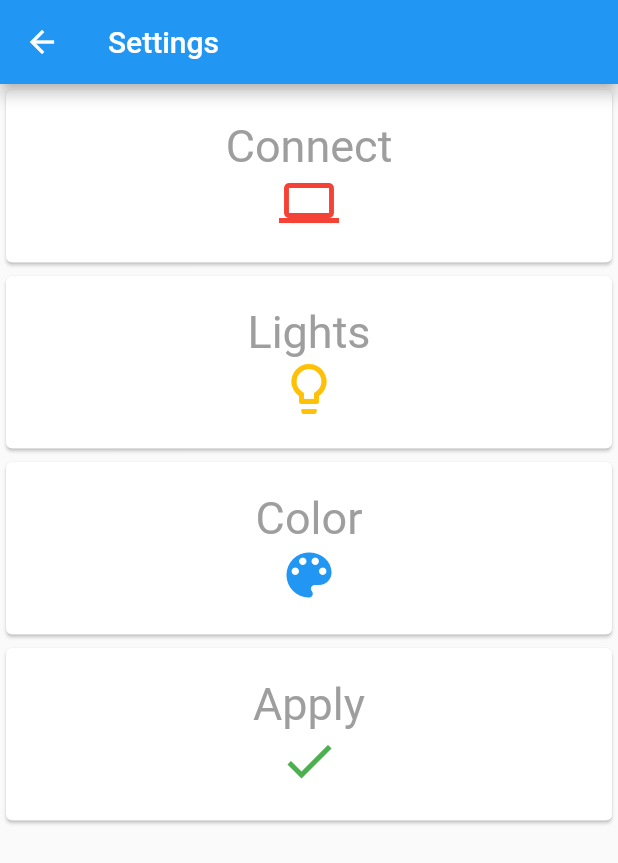
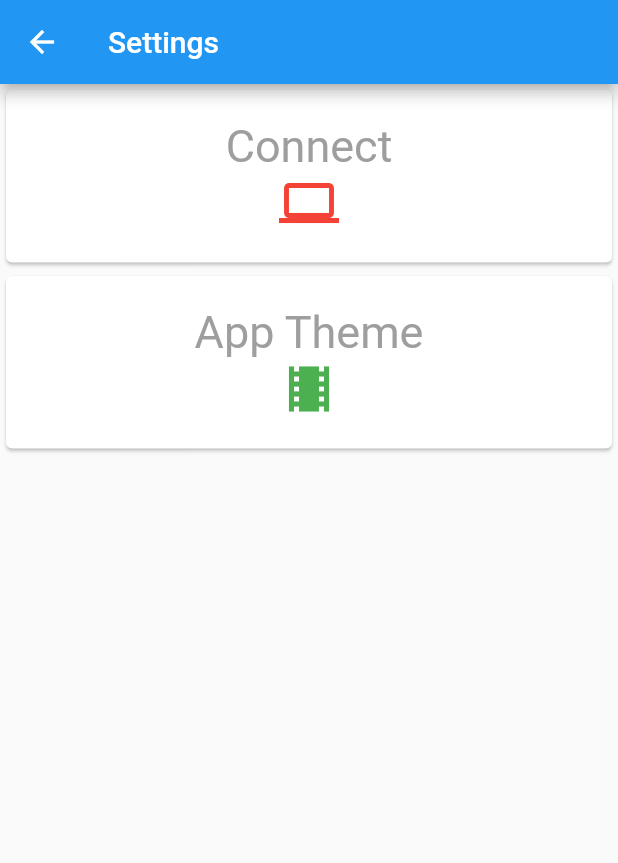
Before and after one commit to remonh87/huenicorn, a Flutter app: the HuenicornSettings screen opened directly, on a phone screen of 412 x 824 dp. Shown: the top 863 px of the screen. Run offline on Flutter 3.47's test engine with Material 2 defaults, Android fonts, the phone set to English and light mode, and no system bars.

Commit message:
Including app theme

```diff
--- a/lib/HuenicornSettings.dart
+++ b/lib/HuenicornSettings.dart
@@ -41,26 +41,10 @@ class HuenicornSettingsState extends State<HuenicornSettings>{
 
                 new CardSetting(
                     title: new Text(
-                      "Lights",
+                      "App Theme",
                       style: myTextStyle,
                     ),
-                    icon: new Icon(Icons.lightbulb_outline,
-                        size: myIconSize, color: Colors.amber)),
-
-                new CardSetting(
-                    title: new Text(
-                      "Color",
-                      style: myTextStyle,
-                    ),
-                    icon: new Icon(Icons.color_lens,
-                        size: myIconSize, color: Colors.blue)),
-
-                new CardSetting(
-                    title: new Text(
-                      "Apply",
-                      style: myTextStyle,
-                    ),
-                    icon: new Icon(Icons.done,
+                    icon: new Icon(Icons.theaters,
                         size: myIconSize, color: Colors.green)),
               ],
             ),
```
